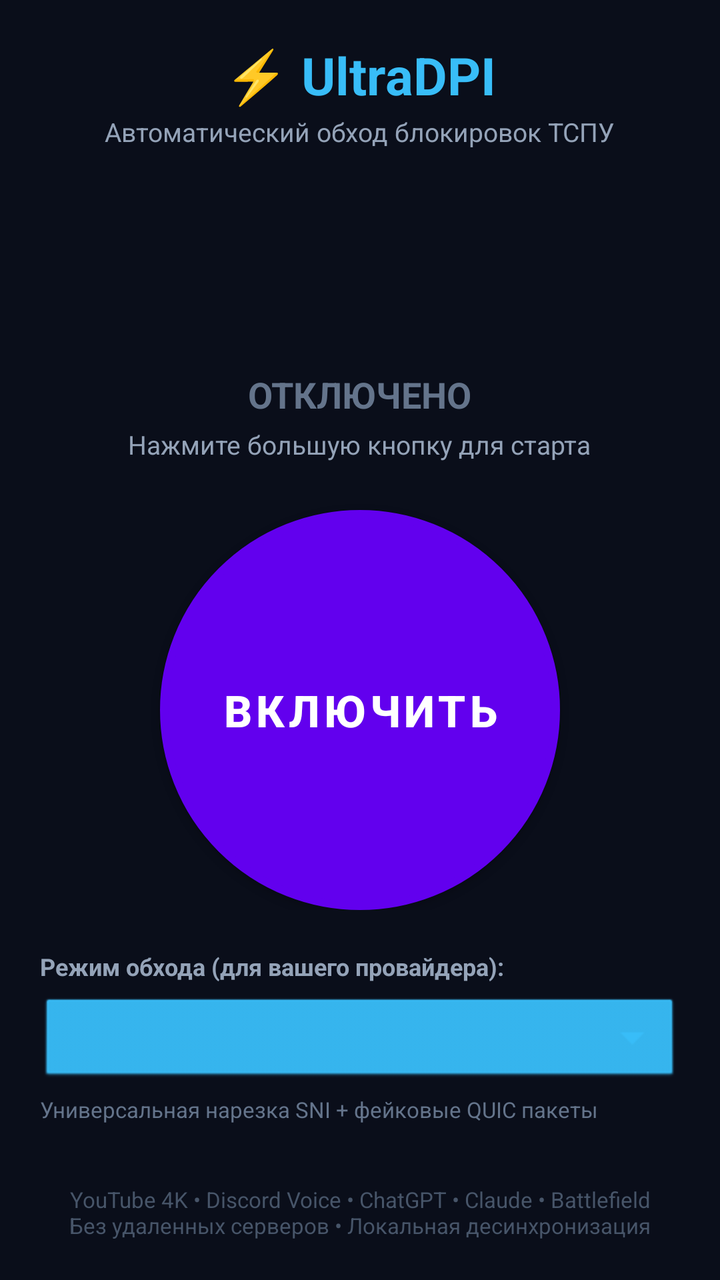
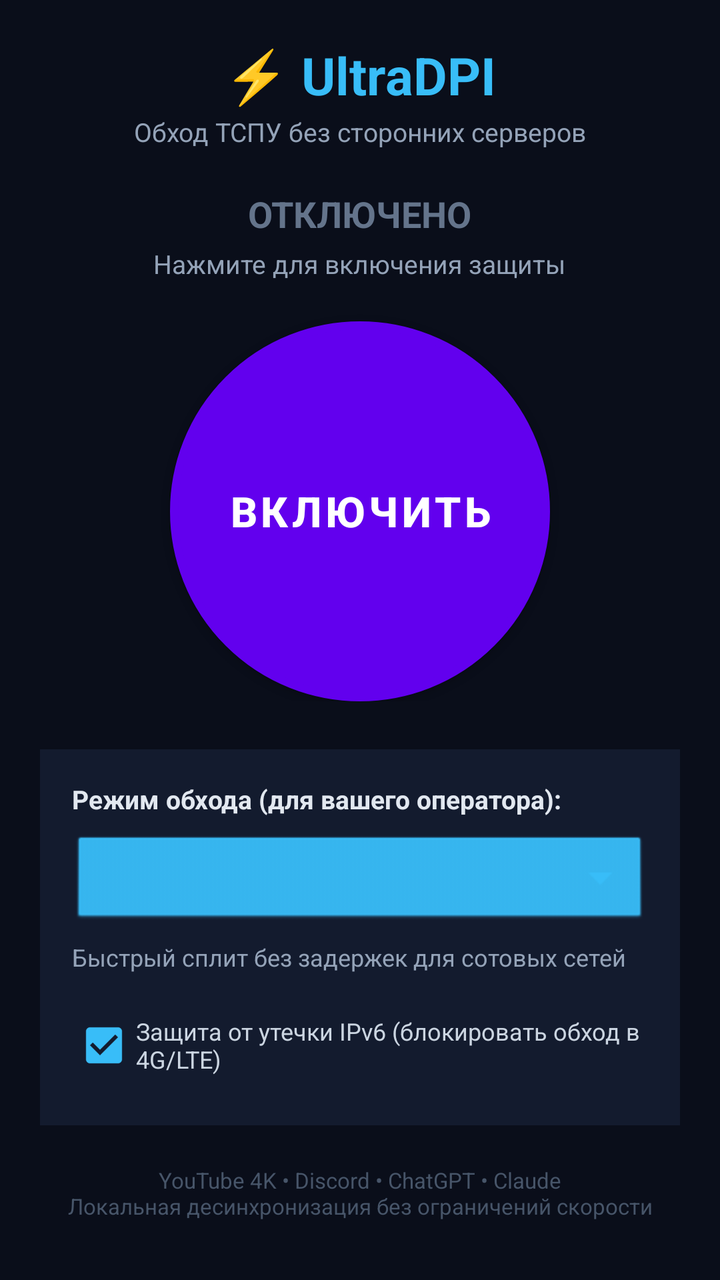

Compare the two renders of this Android layout. The source of the first and the diff that turns it into the second are given below.
<!-- AndroidManifest.xml: application theme Theme.UltraDPI -->
<!-- res/layout/activity_main.xml -->
<?xml version="1.0" encoding="utf-8"?>
<RelativeLayout xmlns:android="http://schemas.android.com/apk/res/android"
    android:layout_width="match_parent"
    android:layout_height="match_parent"
    android:background="#0A0E1A"
    android:padding="20dp">

    <LinearLayout
        android:id="@+id/header"
        android:layout_width="match_parent"
        android:layout_height="wrap_content"
        android:layout_alignParentTop="true"
        android:gravity="center"
        android:orientation="vertical">

        <TextView
            android:layout_width="wrap_content"
            android:layout_height="wrap_content"
            android:text="⚡ UltraDPI"
            android:textColor="#38BDF8"
            android:textSize="26sp"
            android:textStyle="bold" />

        <TextView
            android:layout_width="wrap_content"
            android:layout_height="wrap_content"
            android:layout_marginTop="2dp"
            android:text="Автоматический обход блокировок ТСПУ"
            android:textColor="#94A3B8"
            android:textSize="13sp" />
    </LinearLayout>

    <LinearLayout
        android:id="@+id/centerBlock"
        android:layout_width="match_parent"
        android:layout_height="wrap_content"
        android:layout_centerInParent="true"
        android:gravity="center"
        android:orientation="vertical">

        <TextView
            android:id="@+id/tvStatus"
            android:layout_width="wrap_content"
            android:layout_height="wrap_content"
            android:text="ОТКЛЮЧЕНО"
            android:textColor="#64748B"
            android:textSize="18sp"
            android:textStyle="bold" />

        <TextView
            android:id="@+id/tvSubtitle"
            android:layout_width="wrap_content"
            android:layout_height="wrap_content"
            android:layout_marginTop="4dp"
            android:layout_marginBottom="24dp"
            android:text="Нажмите большую кнопку для старта"
            android:textColor="#94A3B8"
            android:textSize="13sp" />

        <Button
            android:id="@+id/btnToggle"
            android:layout_width="200dp"
            android:layout_height="200dp"
            android:background="@drawable/circle_button"
            android:elevation="8dp"
            android:text="ВКЛЮЧИТЬ"
            android:textColor="#FFFFFF"
            android:textSize="22sp"
            android:textStyle="bold" />

    </LinearLayout>

    <LinearLayout
        android:id="@+id/presetBlock"
        android:layout_width="match_parent"
        android:layout_height="wrap_content"
        android:layout_below="@id/centerBlock"
        android:layout_marginTop="20dp"
        android:orientation="vertical">

        <TextView
            android:layout_width="wrap_content"
            android:layout_height="wrap_content"
            android:text="Режим обхода (для вашего провайдера):"
            android:textColor="#94A3B8"
            android:textSize="12sp"
            android:textStyle="bold" />

        <Spinner
            android:id="@+id/spinnerPreset"
            android:layout_width="match_parent"
            android:layout_height="46dp"
            android:layout_marginTop="6dp"
            android:background="@android:drawable/btn_dropdown"
            android:backgroundTint="#38BDF8"
            android:popupBackground="#1E293B" />

        <TextView
            android:id="@+id/tvPresetHint"
            android:layout_width="wrap_content"
            android:layout_height="wrap_content"
            android:layout_marginTop="4dp"
            android:text="Универсальная нарезка SNI + фейковые QUIC пакеты"
            android:textColor="#64748B"
            android:textSize="11sp" />
    </LinearLayout>

    <TextView
        android:id="@+id/footer"
        android:layout_width="match_parent"
        android:layout_height="wrap_content"
        android:layout_alignParentBottom="true"
        android:gravity="center"
        android:text="YouTube 4K • Discord Voice • ChatGPT • Claude • Battlefield\nБез удаленных серверов • Локальная десинхронизация"
        android:textColor="#475569"
        android:textSize="11sp" />

</RelativeLayout>
<!-- resources referenced by this layout -->
<resources>
  <!-- drawable circle_button (drawable) -->
  <?xml version="1.0" encoding="utf-8"?>
  <shape xmlns:android="http://schemas.android.com/apk/res/android"
      android:shape="oval">
      <solid android:color="#2563EB" />
      <stroke android:width="4dp" android:color="#38BDF8" />
  </shape>
  <style name="Theme.UltraDPI" parent="Theme.MaterialComponents.DayNight.NoActionBar">
          <item name="android:statusBarColor">#0A0E1A</item>
          <item name="android:navigationBarColor">#0A0E1A</item>
      </style>
</resources>

<!-- the commit's change to res/layout/activity_main.xml (unified diff, before → after) -->
@@ -1,118 +1,147 @@
 <?xml version="1.0" encoding="utf-8"?>
-<RelativeLayout xmlns:android="http://schemas.android.com/apk/res/android"
+<ScrollView xmlns:android="http://schemas.android.com/apk/res/android"
     android:layout_width="match_parent"
     android:layout_height="match_parent"
     android:background="#0A0E1A"
-    android:padding="20dp">
+    android:fillViewport="true">
 
     <LinearLayout
-        android:id="@+id/header"
         android:layout_width="match_parent"
         android:layout_height="wrap_content"
-        android:layout_alignParentTop="true"
-        android:gravity="center"
-        android:orientation="vertical">
+        android:orientation="vertical"
+        android:padding="20dp">
+
+        <LinearLayout
+            android:layout_width="match_parent"
+            android:layout_height="wrap_content"
+            android:gravity="center"
+            android:orientation="vertical">
+
+            <TextView
+                android:layout_width="wrap_content"
+                android:layout_height="wrap_content"
+                android:text="⚡ UltraDPI"
+                android:textColor="#38BDF8"
+                android:textSize="26sp"
+                android:textStyle="bold" />
+
+            <TextView
+                android:layout_width="wrap_content"
+                android:layout_height="wrap_content"
+                android:layout_marginTop="2dp"
+                android:text="Обход ТСПУ без сторонних серверов"
+                android:textColor="#94A3B8"
+                android:textSize="13sp" />
+        </LinearLayout>
+
+        <LinearLayout
+            android:layout_width="match_parent"
+            android:layout_height="wrap_content"
+            android:gravity="center"
+            android:orientation="vertical"
+            android:layout_marginTop="20dp"
+            android:layout_marginBottom="16dp">
+
+            <TextView
+                android:id="@+id/tvStatus"
+                android:layout_width="wrap_content"
+                android:layout_height="wrap_content"
+                android:text="ОТКЛЮЧЕНО"
+                android:textColor="#64748B"
+                android:textSize="18sp"
+                android:textStyle="bold" />
+
+            <TextView
+                android:id="@+id/tvSubtitle"
+                android:layout_width="wrap_content"
+                android:layout_height="wrap_content"
+                android:layout_marginTop="4dp"
+                android:layout_marginBottom="20dp"
+                android:text="Нажмите для включения защиты"
+                android:textColor="#94A3B8"
+                android:textSize="13sp" />
+
+            <Button
+                android:id="@+id/btnToggle"
+                android:layout_width="190dp"
+                android:layout_height="190dp"
+                android:background="@drawable/circle_button"
+                android:elevation="8dp"
+                android:text="ВКЛЮЧИТЬ"
+                android:textColor="#FFFFFF"
+                android:textSize="21sp"
+                android:textStyle="bold" />
+        </LinearLayout>
+
+        <LinearLayout
+            android:layout_width="match_parent"
+            android:layout_height="wrap_content"
+            android:orientation="vertical"
+            android:background="#131B2E"
+            android:padding="16dp"
+            android:layout_marginTop="8dp">
+
+            <TextView
+                android:layout_width="wrap_content"
+                android:layout_height="wrap_content"
+                android:text="Режим обхода (для вашего оператора):"
+                android:textColor="#E2E8F0"
+                android:textSize="13sp"
+                android:textStyle="bold" />
+
+            <Spinner
+                android:id="@+id/spinnerPreset"
+                android:layout_width="match_parent"
+                android:layout_height="48dp"
+                android:layout_marginTop="8dp"
+                android:background="@android:drawable/btn_dropdown"
+                android:backgroundTint="#38BDF8"
+                android:popupBackground="#1E293B" />
+
+            <TextView
+                android:id="@+id/tvPresetHint"
+                android:layout_width="wrap_content"
+                android:layout_height="wrap_content"
+                android:layout_marginTop="6dp"
+                android:text="Быстрый сплит без задержек для сотовых сетей"
+                android:textColor="#94A3B8"
+                android:textSize="12sp" />
+
+            <EditText
+                android:id="@+id/etCustomArgs"
+                android:layout_width="match_parent"
+                android:layout_height="wrap_content"
+                android:layout_marginTop="10dp"
+                android:visibility="gone"
+                android:background="#1E293B"
+                android:hint="-o1 -a1 -r-5+se"
+                android:textColor="#FFFFFF"
+                android:textColorHint="#64748B"
+                android:textSize="13sp"
+                android:padding="10dp"
+                android:inputType="textMultiLine" />
+
+            <CheckBox
+                android:id="@+id/cbIpv6"
+                android:layout_width="wrap_content"
+                android:layout_height="wrap_content"
+                android:layout_marginTop="12dp"
+                android:checked="true"
+                android:buttonTint="#38BDF8"
+                android:text="Защита от утечки IPv6 (блокировать обход в 4G/LTE)"
+                android:textColor="#CBD5E1"
+                android:textSize="12sp" />
+
+        </LinearLayout>
 
         <TextView
-            android:layout_width="wrap_content"
+            android:layout_width="match_parent"
             android:layout_height="wrap_content"
-            android:text="⚡ UltraDPI"
-            android:textColor="#38BDF8"
-            android:textSize="26sp"
-            android:textStyle="bold" />
-
-        <TextView
-            android:layout_width="wrap_content"
-            android:layout_height="wrap_content"
-            android:layout_marginTop="2dp"
-            android:text="Автоматический обход блокировок ТСПУ"
-            android:textColor="#94A3B8"
-            android:textSize="13sp" />
-    </LinearLayout>
-
-    <LinearLayout
-        android:id="@+id/centerBlock"
-        android:layout_width="match_parent"
-        android:layout_height="wrap_content"
-        android:layout_centerInParent="true"
-        android:gravity="center"
-        android:orientation="vertical">
-
-        <TextView
-            android:id="@+id/tvStatus"
-            android:layout_width="wrap_content"
-            android:layout_height="wrap_content"
-            android:text="ОТКЛЮЧЕНО"
-            android:textColor="#64748B"
-            android:textSize="18sp"
-            android:textStyle="bold" />
-
-        <TextView
-            android:id="@+id/tvSubtitle"
-            android:layout_width="wrap_content"
-            android:layout_height="wrap_content"
-            android:layout_marginTop="4dp"
-            android:layout_marginBottom="24dp"
-            android:text="Нажмите большую кнопку для старта"
-            android:textColor="#94A3B8"
-            android:textSize="13sp" />
-
-        <Button
-            android:id="@+id/btnToggle"
-            android:layout_width="200dp"
-            android:layout_height="200dp"
-            android:background="@drawable/circle_button"
-            android:elevation="8dp"
-            android:text="ВКЛЮЧИТЬ"
-            android:textColor="#FFFFFF"
-            android:textSize="22sp"
-            android:textStyle="bold" />
+            android:layout_marginTop="20dp"
+            android:gravity="center"
+            android:text="YouTube 4K • Discord • ChatGPT • Claude\nЛокальная десинхронизация без ограничений скорости"
+            android:textColor="#475569"
+            android:textSize="11sp" />
 
     </LinearLayout>
-
-    <LinearLayout
-        android:id="@+id/presetBlock"
-        android:layout_width="match_parent"
-        android:layout_height="wrap_content"
-        android:layout_below="@id/centerBlock"
-        android:layout_marginTop="20dp"
-        android:orientation="vertical">
-
-        <TextView
-            android:layout_width="wrap_content"
-            android:layout_height="wrap_content"
-            android:text="Режим обхода (для вашего провайдера):"
-            android:textColor="#94A3B8"
-            android:textSize="12sp"
-            android:textStyle="bold" />
-
-        <Spinner
-            android:id="@+id/spinnerPreset"
-            android:layout_width="match_parent"
-            android:layout_height="46dp"
-            android:layout_marginTop="6dp"
-            android:background="@android:drawable/btn_dropdown"
-            android:backgroundTint="#38BDF8"
-            android:popupBackground="#1E293B" />
-
-        <TextView
-            android:id="@+id/tvPresetHint"
-            android:layout_width="wrap_content"
-            android:layout_height="wrap_content"
-            android:layout_marginTop="4dp"
-            android:text="Универсальная нарезка SNI + фейковые QUIC пакеты"
-            android:textColor="#64748B"
-            android:textSize="11sp" />
-    </LinearLayout>
-
-    <TextView
-        android:id="@+id/footer"
-        android:layout_width="match_parent"
-        android:layout_height="wrap_content"
-        android:layout_alignParentBottom="true"
-        android:gravity="center"
-        android:text="YouTube 4K • Discord Voice • ChatGPT • Claude • Battlefield\nБез удаленных серверов • Локальная десинхронизация"
-        android:textColor="#475569"
-        android:textSize="11sp" />
-
-</RelativeLayout>
+</ScrollView>
